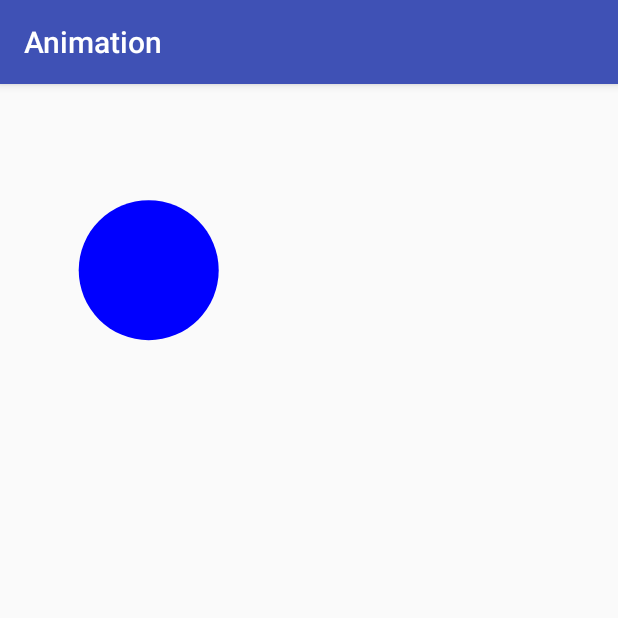
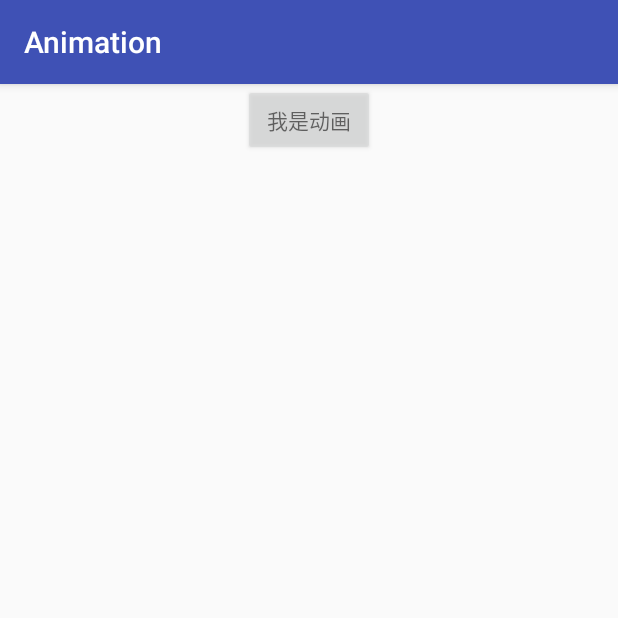
Before and after one commit to XFWong/AnimationStudy, an Android app: the first screen one second after launch (MainActivity), on a phone screen of 412 x 824 dp, the top half of it. Run offline under Robolectric (Android 15) with nearby library versions, the phone set to English and light mode, and no system bars.

Commit message:
add object animation by xml

```diff
--- a/app/src/main/java/com/pax/animation/MainActivity.java
+++ b/app/src/main/java/com/pax/animation/MainActivity.java
@@ -18,8 +18,9 @@ public class MainActivity extends AppCompatActivity {
         super.onCreate(savedInstanceState);
         setContentView(R.layout.activity_main);
 //        intValueAnimation();
-//        Button button = (Button)findViewById(R.id.button_animation);
+        Button button = (Button)findViewById(R.id.button_animation);
 //        initAnimationByXml(button);
+        initObjectAmationByXml(button);
     }
 
     private void intValueAnimation() {
@@ -56,4 +57,12 @@ public class MainActivity extends AppCompatActivity {
         valueAnimator.start();
 
     }
+
+    private void initObjectAmationByXml(Button button){
+        Animator animator = AnimatorInflater.loadAnimator(MainActivity.this, R.animator.view_animation);
+        animator.setTarget(button);
+        animator.start();
+    }
+
+
 }
--- /dev/null
+++ b/app/src/main/res/animator/view_animation.xml
@@ -0,0 +1,9 @@
+<?xml version="1.0" encoding="utf-8"?>
+<objectAnimator xmlns:android="http://schemas.android.com/apk/res/android"
+    android:valueFrom="1"
+    android:valueTo="0"
+    android:duration="5000"
+    android:valueType="floatType"
+    android:propertyName="alpha">
+
+</objectAnimator>
--- a/app/src/main/res/layout/activity_main.xml
+++ b/app/src/main/res/layout/activity_main.xml
@@ -6,7 +6,13 @@
     android:orientation="vertical"
     tools:context=".MainActivity">
 
-    <com.pax.animation.MyView
-        android:layout_width="match_parent"
-        android:layout_height="match_parent" />
+    <!--<com.pax.animation.MyView-->
+        <!--android:layout_width="match_parent"-->
+        <!--android:layout_height="match_parent" />-->
+    <Button
+        android:layout_width="wrap_content"
+        android:layout_height="wrap_content"
+        android:layout_gravity="center"
+        android:id="@+id/button_animation"
+        android:text="我是动画"/>
 </LinearLayout>
```
